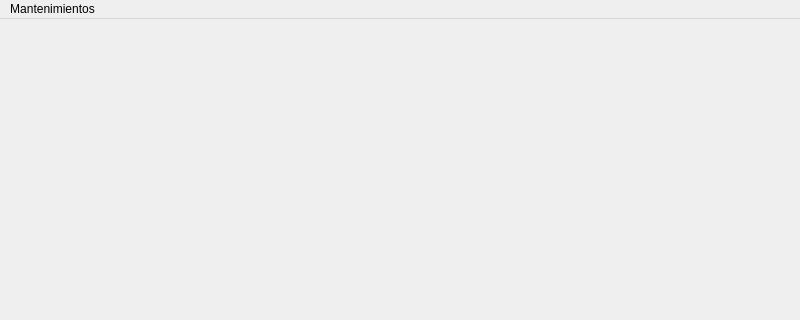
Alonsobox/Proyecto-ProgramacionObj, file appVehiculos/view/menu.ui: the form before one commit; both pictures show x 0 to 800 and y 0 to 320 of the 800 by 600 pixel window.
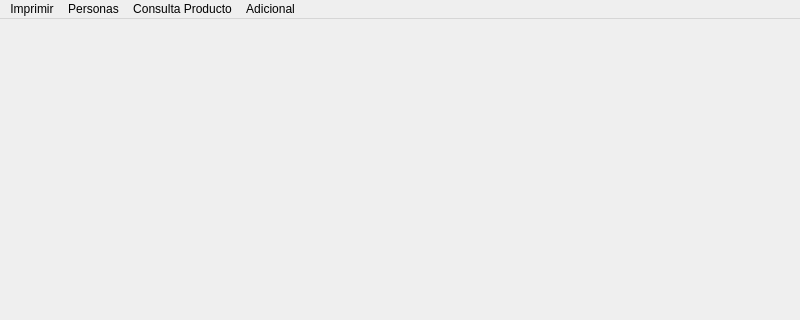
The form after the commit.

Patch:
```diff
--- a/appVehiculos/view/menu.ui
+++ b/appVehiculos/view/menu.ui
@@ -23,14 +23,33 @@
      <height>21</height>
     </rect>
    </property>
-   <widget class="QMenu" name="menuMantenimientos">
+   <widget class="QMenu" name="menuPersonas">
     <property name="title">
-     <string>Mantenimientos</string>
+     <string>Personas</string>
     </property>
     <addaction name="actionvendedor"/>
     <addaction name="actionAlumno"/>
    </widget>
-   <addaction name="menuMantenimientos"/>
+   <widget class="QMenu" name="menuDatos_del_Auto">
+    <property name="title">
+     <string>Consulta Producto</string>
+    </property>
+    <addaction name="actionVehiculo"/>
+   </widget>
+   <widget class="QMenu" name="menuImprimir">
+    <property name="title">
+     <string>Imprimir</string>
+    </property>
+   </widget>
+   <widget class="QMenu" name="menuAdicional">
+    <property name="title">
+     <string>Adicional</string>
+    </property>
+   </widget>
+   <addaction name="menuImprimir"/>
+   <addaction name="menuPersonas"/>
+   <addaction name="menuDatos_del_Auto"/>
+   <addaction name="menuAdicional"/>
   </widget>
   <widget class="QStatusBar" name="statusbar"/>
   <action name="actionvendedor">
```
Left out of the diff: 8 changed lines with no effect on the pictures.
